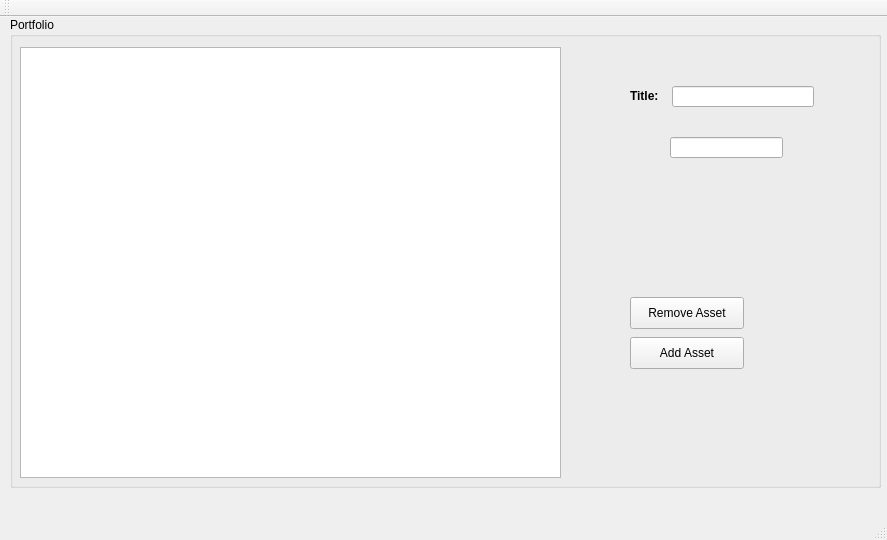
valzav/cryptoportfolio-qt, file mainwindow.ui: the form before one commit.
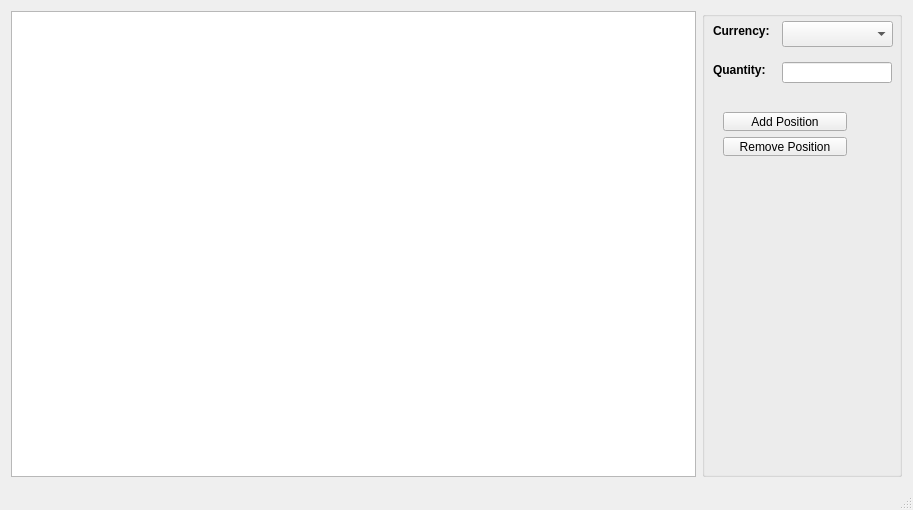
The form after the commit.

Commit message: added AssetEditDelegate; some visual enhancements

```diff
--- a/mainwindow.ui
+++ b/mainwindow.ui
@@ -6,117 +6,136 @@
    <rect>
     <x>0</x>
     <y>0</y>
-    <width>887</width>
-    <height>540</height>
+    <width>913</width>
+    <height>510</height>
    </rect>
   </property>
   <property name="windowTitle">
    <string>MainWindow</string>
   </property>
   <widget class="QWidget" name="centralWidget">
-   <widget class="QGroupBox" name="groupBox">
-    <property name="geometry">
-     <rect>
-      <x>10</x>
-      <y>0</y>
-      <width>871</width>
-      <height>471</height>
-     </rect>
-    </property>
-    <property name="title">
-     <string>Portfolio</string>
-    </property>
+   <layout class="QGridLayout" name="gridLayout">
+    <item row="0" column="0">
+     <layout class="QHBoxLayout" name="horizontalLayout">
+      <item>
     <widget class="QTableView" name="assetsTable">
-     <property name="geometry">
-      <rect>
-       <x>10</x>
-       <y>30</y>
-       <width>541</width>
-       <height>431</height>
-      </rect>
-     </property>
-    </widget>
-    <widget class="QLineEdit" name="titleEdit">
-     <property name="enabled">
+        <property name="showGrid">
+         <bool>true</bool>
+        </property>
+        <property name="gridStyle">
+         <enum>Qt::SolidLine</enum>
+        </property>
+        <property name="sortingEnabled">
       <bool>true</bool>
      </property>
-     <property name="geometry">
-      <rect>
-       <x>662</x>
-       <y>69</y>
-       <width>142</width>
-       <height>21</height>
-      </rect>
-     </property>
-    </widget>
+        <property name="wordWrap">
+         <bool>false</bool>
+        </property>
+        <property name="cornerButtonEnabled">
+         <bool>false</bool>
+        </property>
+        <attribute name="verticalHeaderVisible">
+         <bool>false</bool>
+        </attribute>
+        <attribute name="verticalHeaderHighlightSections">
+         <bool>false</bool>
+        </attribute>
+       </widget>
+      </item>
+      <item>
+       <widget class="QGroupBox" name="groupBox_2">
+        <property name="minimumSize">
+         <size>
+          <width>200</width>
+          <height>0</height>
+         </size>
+        </property>
+        <property name="title">
+         <string/>
+        </property>
     <widget class="QLabel" name="label_5">
      <property name="geometry">
       <rect>
-       <x>620</x>
-       <y>69</y>
-       <width>34</width>
-       <height>21</height>
+           <x>11</x>
+           <y>51</y>
+           <width>61</width>
+           <height>16</height>
       </rect>
      </property>
      <property name="text">
-      <string>&lt;b&gt;Title:&lt;/b&gt;</string>
-     </property>
-    </widget>
-    <widget class="QLineEdit" name="yearEdit">
+          <string>&lt;b&gt;Quantity:&lt;/b&gt;</string>
+         </property>
+        </widget>
+        <widget class="QLineEdit" name="quantityEdit">
+         <property name="enabled">
+          <bool>true</bool>
+         </property>
      <property name="geometry">
       <rect>
-       <x>660</x>
-       <y>120</y>
-       <width>113</width>
+           <x>80</x>
+           <y>51</y>
+           <width>110</width>
        <height>21</height>
       </rect>
      </property>
     </widget>
-    <widget class="QPushButton" name="removeAssetButton">
+        <widget class="QComboBox" name="currencyComboBox">
      <property name="geometry">
       <rect>
-       <x>620</x>
-       <y>280</y>
-       <width>114</width>
-       <height>32</height>
-      </rect>
-     </property>
+           <x>80</x>
+           <y>10</y>
+           <width>111</width>
+           <height>26</height>
+          </rect>
+         </property>
+         <property name="editable">
+          <bool>false</bool>
+         </property>
+        </widget>
+        <widget class="QLabel" name="label_6">
+         <property name="geometry">
+          <rect>
+           <x>11</x>
+           <y>12</y>
+           <width>64</width>
+           <height>16</height>
+          </rect>
+         </property>
      <property name="text">
-      <string>Remove Asset</string>
-     </property>
-    </widget>
+          <string>&lt;b&gt;Currency:&lt;/b&gt;</string>
+         </property>
+        </widget>
+        <widget class="QWidget" name="">
+         <property name="geometry">
+          <rect>
+           <x>10</x>
+           <y>90</y>
+           <width>146</width>
+           <height>66</height>
+          </rect>
+         </property>
+         <layout class="QVBoxLayout" name="verticalLayout">
+          <item>
     <widget class="QPushButton" name="addAssetButton">
-     <property name="geometry">
-      <rect>
-       <x>620</x>
-       <y>320</y>
-       <width>114</width>
-       <height>32</height>
-      </rect>
-     </property>
+            <property name="text">
+             <string>Add Position</string>
+            </property>
+           </widget>
+          </item>
+          <item>
+           <widget class="QPushButton" name="removeAssetButton">
      <property name="text">
-      <string>Add Asset</string>
-     </property>
-    </widget>
-   </widget>
-  </widget>
-  <widget class="QMenuBar" name="menuBar">
-   <property name="geometry">
-    <rect>
-     <x>0</x>
-     <y>0</y>
-     <width>887</width>
-     <height>22</height>
-    </rect>
-   </property>
-  </widget>
-  <widget class="QToolBar" name="mainToolBar">
-   <attribute name="toolBarArea">
-    <enum>TopToolBarArea</enum>
-   </attribute>
-   <attribute name="toolBarBreak">
-    <bool>false</bool>
-   </attribute>
+             <string>Remove Position</string>
+            </property>
+           </widget>
+          </item>
+         </layout>
+        </widget>
+       </widget>
+      </item>
+     </layout>
+    </item>
+   </layout>
   </widget>
   <widget class="QStatusBar" name="statusBar"/>
  </widget>
```
Left out of the diff: 2 changed lines with no effect on the pictures. Lines whose indentation alone changed are shown as unchanged. The commit also changes 8 other files.
